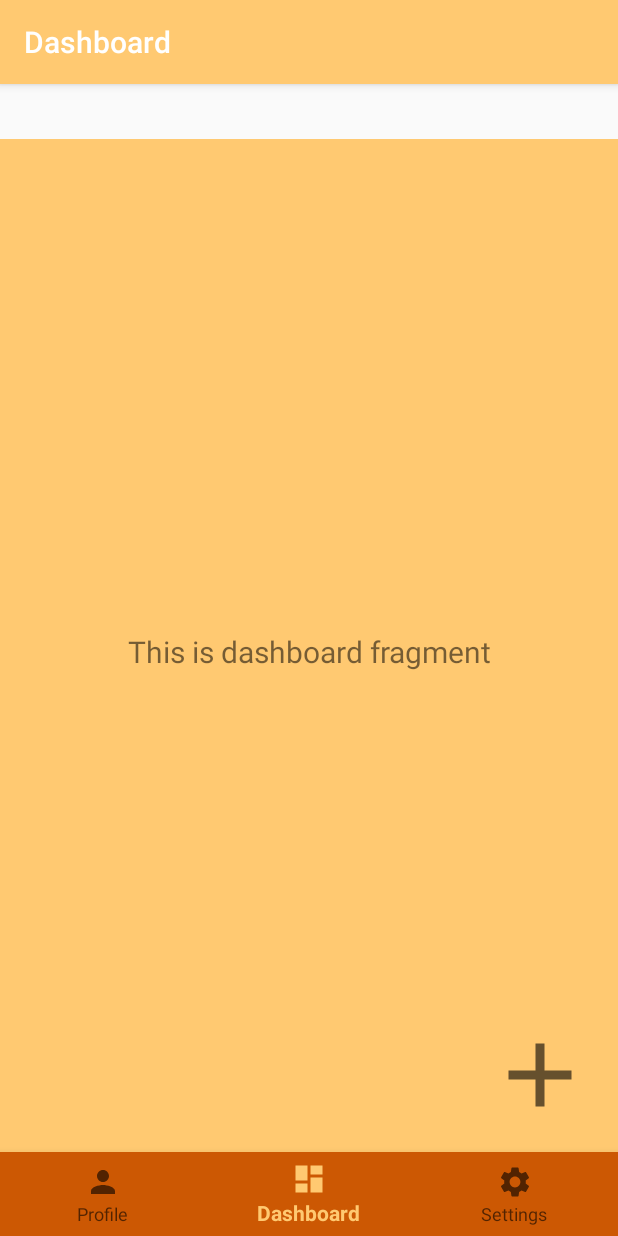
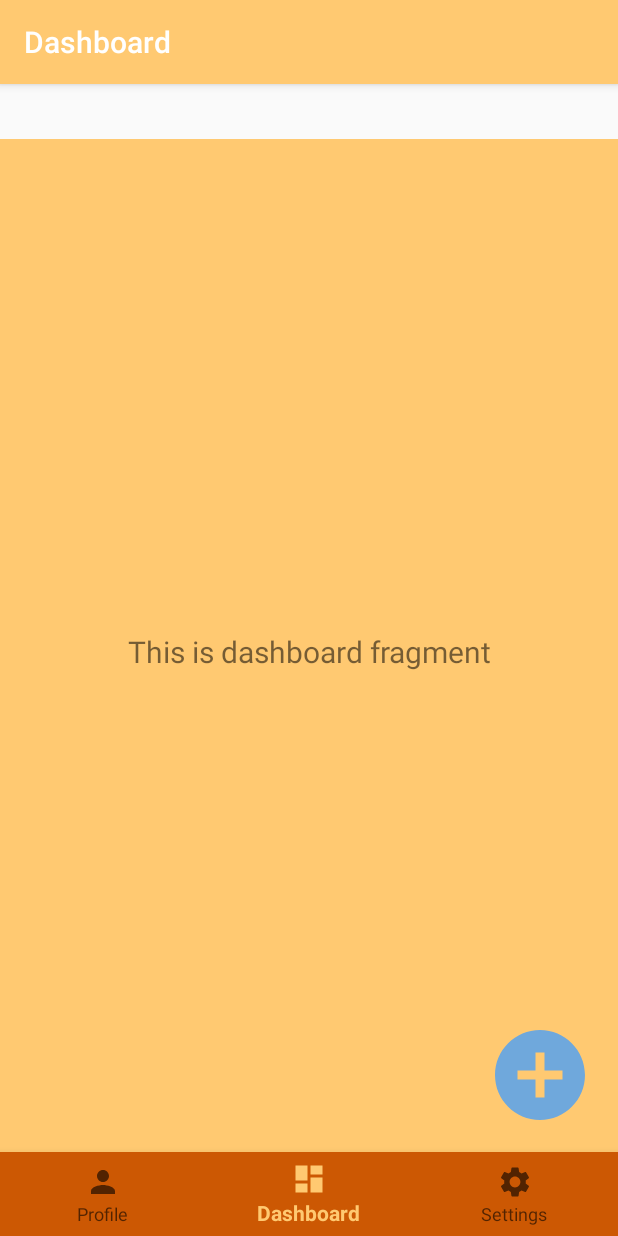
Before and after one commit to jeroenH04/SmartPlan, an Android app: the DashboardFragment screen opened through its navigation route, on a phone screen of 412 x 824 dp. Run offline under Robolectric (Android 15) with nearby library versions, the phone set to English and light mode, and no system bars; our stand-ins replace Firebase (no records; nobody signed in at launch, a user with empty details on screens opened directly), navigation-ui.

Commit message:
redo commit

```diff
--- a/app/src/main/res/layout/fragment_dashboard.xml
+++ b/app/src/main/res/layout/fragment_dashboard.xml
@@ -4,8 +4,28 @@
     xmlns:tools="http://schemas.android.com/tools"
     android:layout_width="match_parent"
     android:layout_height="match_parent"
+    android:id="@+id/dashboard_layout"
     android:background="@color/colorPrimary"
     tools:context=".ui.dashboard.DashboardFragment">
+
+    <TextView
+        android:id="@+id/taskList"
+        android:layout_width="wrap_content"
+        android:layout_height="wrap_content"
+        android:layout_marginStart="8dp"
+        android:layout_marginTop="8dp"
+        android:layout_marginEnd="8dp"
+        android:maxHeight="100dp"
+        android:scrollbars="vertical"
+        android:textColor="@android:color/black"
+        android:textSize="24sp"
+        app:layout_constraintBottom_toBottomOf="parent"
+        app:layout_constraintEnd_toEndOf="parent"
+        app:layout_constraintHorizontal_bias="0.048"
+        app:layout_constraintStart_toStartOf="parent"
+        app:layout_constraintTop_toTopOf="parent"
+        app:layout_constraintVertical_bias="0.095" />
+
 
     <TextView
         android:id="@+id/text_dashboard"
@@ -25,13 +45,12 @@
         android:id="@+id/popUpButton"
         android:layout_width="72dp"
         android:layout_height="72dp"
-        android:background="@drawable/ic_baseline_add_24"
+        android:background="@drawable/ic_baseline_add_circle_24"
+        android:backgroundTint="@color/colorAccent"
         app:layout_constraintBottom_toBottomOf="parent"
         app:layout_constraintEnd_toEndOf="parent"
         app:layout_constraintHorizontal_bias="0.952"
         app:layout_constraintStart_toStartOf="parent"
         app:layout_constraintTop_toTopOf="parent"
         app:layout_constraintVertical_bias="0.975" />
-
-
 </androidx.constraintlayout.widget.ConstraintLayout>
```
